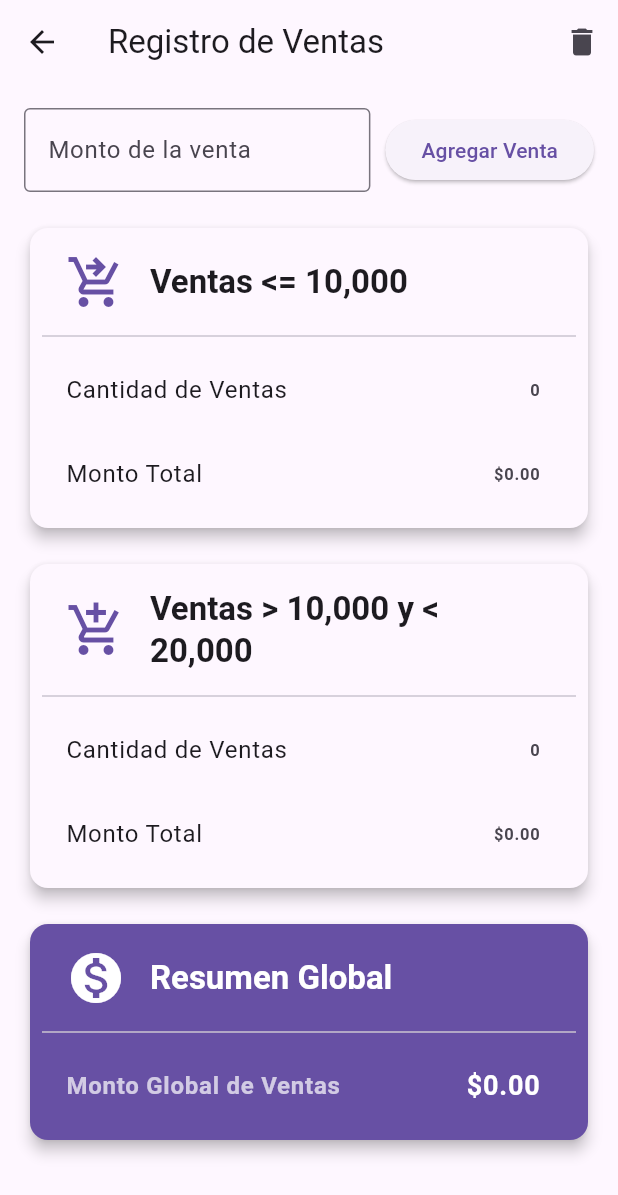
After one commit to alexnacato/DesarrolloMoviles, a Flutter app: the VentasView screen opened by its route, on a phone screen of 412 x 824 dp. The commit adds this screen. Shown: the top 1195 px of the screen. Run offline on Flutter 3.47's test engine with Material 3 defaults, Android fonts, the phone set to English and light mode, and no system bars.

Commit message:
Ejercicio 5 was added

```diff
--- /dev/null
+++ b/lib/Ejercicio5_ventas/Controlador/ventasController.dart
@@ -0,0 +1,46 @@
+
+import '../Modelo/ventasModelo.dart';
+
+class VentasController {
+  final List<double> _ventas = [];
+  ReporteVentas _reporte = ReporteVentas();
+
+  ReporteVentas get reporte => _reporte;
+
+  void agregarVenta(double monto) {
+    _ventas.add(monto);
+    _calcularReporte();
+  }
+
+  void _calcularReporte() {
+    int cantidadMenorOIgual10k = 0;
+    double montoMenorOIgual10k = 0;
+    int cantidadEntre10kY20k = 0;
+    double montoEntre10kY20k = 0;
+    double montoGlobal = 0;
+
+    for (var venta in _ventas) {
+      if (venta <= 10000) {
+        cantidadMenorOIgual10k++;
+        montoMenorOIgual10k += venta;
+      } else if (venta > 10000 && venta < 20000) {
+        cantidadEntre10kY20k++;
+        montoEntre10kY20k += venta;
+      }
+      montoGlobal += venta;
+    }
+
+    _reporte = ReporteVentas(
+      cantidadVentasMenorOIgual10k: cantidadMenorOIgual10k,
+      montoVentasMenorOIgual10k: montoMenorOIgual10k,
+      cantidadVentasEntre10kY20k: cantidadEntre10kY20k,
+      montoVentasEntre10kY20k: montoEntre10kY20k,
+      montoGlobal: montoGlobal,
+    );
+  }
+
+  void limpiarVentas() {
+    _ventas.clear();
+    _reporte = ReporteVentas();
+  }
+}
--- /dev/null
+++ b/lib/Ejercicio5_ventas/Modelo/ventasModelo.dart
@@ -0,0 +1,15 @@
+class ReporteVentas {
+  final int cantidadVentasMenorOIgual10k;
+  final double montoVentasMenorOIgual10k;
+  final int cantidadVentasEntre10kY20k;
+  final double montoVentasEntre10kY20k;
+  final double montoGlobal;
+
+  ReporteVentas({
+    this.cantidadVentasMenorOIgual10k = 0,
+    this.montoVentasMenorOIgual10k = 0.0,
+    this.cantidadVentasEntre10kY20k = 0,
+    this.montoVentasEntre10kY20k = 0.0,
+    this.montoGlobal = 0.0,
+  });
+}
--- /dev/null
+++ b/lib/Ejercicio5_ventas/Vista/Widgets/Atoms/button.dart
@@ -0,0 +1,21 @@
+
+import 'package:flutter/material.dart';
+
+class Button extends StatelessWidget {
+  final String text;
+  final VoidCallback onPressed;
+
+  const Button({
+    Key? key,
+    required this.text,
+    required this.onPressed,
+  }) : super(key: key);
+
+  @override
+  Widget build(BuildContext context) {
+    return ElevatedButton(
+      onPressed: onPressed,
+      child: Text(text),
+    );
+  }
+}
--- /dev/null
+++ b/lib/Ejercicio5_ventas/Vista/Widgets/Atoms/inputField.dart
@@ -0,0 +1,28 @@
+
+import 'package:flutter/material.dart';
+
+class InputField extends StatelessWidget {
+  final TextEditingController controller;
+  final String labelText;
+  final Function(String) onChanged;
+
+  const InputField({
+    Key? key,
+    required this.controller,
+    required this.labelText,
+    required this.onChanged,
+  }) : super(key: key);
+
+  @override
+  Widget build(BuildContext context) {
+    return TextField(
+      controller: controller,
+      keyboardType: TextInputType.number,
+      decoration: InputDecoration(
+        labelText: labelText,
+        border: OutlineInputBorder(),
+      ),
+      onChanged: onChanged,
+    );
+  }
+}
--- /dev/null
+++ b/lib/Ejercicio5_ventas/Vista/Widgets/Molecules/addSaleForm.dart
@@ -0,0 +1,37 @@
+
+import 'package:flutter/material.dart';
+import '../Atoms/inputField.dart';
+import '../Atoms/button.dart';
+
+class AddSaleForm extends StatelessWidget {
+  final TextEditingController controller;
+  final Function(String) onChanged;
+  final VoidCallback onAddSalePressed;
+
+  const AddSaleForm({
+    Key? key,
+    required this.controller,
+    required this.onChanged,
+    required this.onAddSalePressed,
+  }) : super(key: key);
+
+  @override
+  Widget build(BuildContext context) {
+    return Row(
+      children: [
+        Expanded(
+          child: InputField(
+            controller: controller,
+            labelText: 'Monto de la venta',
+            onChanged: onChanged,
+          ),
+        ),
+        const SizedBox(width: 10),
+        Button(
+          text: 'Agregar Venta',
+          onPressed: onAddSalePressed,
+        ),
+      ],
+    );
+  }
+}
--- /dev/null
+++ b/lib/Ejercicio5_ventas/Vista/Widgets/Organisms/salesReport.dart
@@ -0,0 +1,102 @@
+import 'package:flutter/material.dart';
+import '../../../Modelo/ventasModelo.dart';
+
+class SalesReport extends StatelessWidget {
+  final ReporteVentas report;
+
+  const SalesReport({Key? key, required this.report}) : super(key: key);
+
+  @override
+  Widget build(BuildContext context) {
+    return Expanded(
+      child: SingleChildScrollView(
+        child: Column(
+          crossAxisAlignment: CrossAxisAlignment.stretch,
+          children: [
+            _buildReportCard(
+              context: context,
+              title: 'Ventas <= 10,000',
+              icon: Icons.shopping_cart_checkout,
+              children: [
+                ListTile(
+                  title: const Text('Cantidad de Ventas'),
+                  trailing: Text(report.cantidadVentasMenorOIgual10k.toString(), style: const TextStyle(fontWeight: FontWeight.bold)),
+                ),
+                ListTile(
+                  title: const Text('Monto Total'),
+                  trailing: Text('\$${report.montoVentasMenorOIgual10k.toStringAsFixed(2)}', style: const TextStyle(fontWeight: FontWeight.bold)),
+                ),
+              ],
+            ),
+            const SizedBox(height: 16),
+            _buildReportCard(
+              context: context,
+              title: 'Ventas > 10,000 y < 20,000',
+              icon: Icons.add_shopping_cart,
+              children: [
+                ListTile(
+                  title: const Text('Cantidad de Ventas'),
+                  trailing: Text(report.cantidadVentasEntre10kY20k.toString(), style: const TextStyle(fontWeight: FontWeight.bold)),
+                ),
+                ListTile(
+                  title: const Text('Monto Total'),
+                  trailing: Text('\$${report.montoVentasEntre10kY20k.toStringAsFixed(2)}', style: const TextStyle(fontWeight: FontWeight.bold)),
+                ),
+              ],
+            ),
+            const SizedBox(height: 16),
+            _buildReportCard(
+              context: context,
+              title: 'Resumen Global',
+              icon: Icons.monetization_on,
+              isPrimary: true,
+              children: [
+                ListTile(
+                  title: const Text('Monto Global de Ventas', style: TextStyle(fontWeight: FontWeight.bold, color: Colors.white70)),
+                  trailing: Text(
+                    '\$${report.montoGlobal.toStringAsFixed(2)}',
+                    style: const TextStyle(fontWeight: FontWeight.bold, fontSize: 18, color: Colors.white),
+                  ),
+                ),
+              ],
+            ),
+          ],
+        ),
+      ),
+    );
+  }
+
+  Widget _buildReportCard({
+    required BuildContext context,
+    required String title,
+    required IconData icon,
+    required List<Widget> children,
+    bool isPrimary = false,
+  }) {
+    final theme = Theme.of(context);
+    return Card(
+      elevation: 4,
+      shape: RoundedRectangleBorder(borderRadius: BorderRadius.circular(12)),
+      color: isPrimary ? theme.primaryColor : theme.cardColor,
+      child: Padding(
+        padding: const EdgeInsets.all(8.0),
+        child: Column(
+          children: [
+            ListTile(
+              leading: Icon(icon, color: isPrimary ? Colors.white : theme.primaryColor, size: 40),
+              title: Text(
+                title,
+                style: theme.textTheme.titleLarge?.copyWith(
+                  fontWeight: FontWeight.bold,
+                  color: isPrimary ? Colors.white : theme.textTheme.titleLarge?.color,
+                ),
+              ),
+            ),
+            const Divider(),
+            ...children,
+          ],
+        ),
+      ),
+    );
+  }
+}
--- /dev/null
+++ b/lib/Ejercicio5_ventas/Vista/ventasView.dart
@@ -0,0 +1,65 @@
+
+import 'package:flutter/material.dart';
+import '../Controlador/ventasController.dart';
+import 'Widgets/Molecules/addSaleForm.dart';
+import 'Widgets/Organisms/salesReport.dart';
+
+class VentasView extends StatefulWidget {
+  @override
+  _VentasViewState createState() => _VentasViewState();
+}
+
+class _VentasViewState extends State<VentasView> {
+  final VentasController _controller = VentasController();
+  final TextEditingController _montoController = TextEditingController();
+
+  void _agregarVenta() {
+    final monto = double.tryParse(_montoController.text);
+    if (monto != null) {
+      setState(() {
+        _controller.agregarVenta(monto);
+      });
+      _montoController.clear();
+    } else {
+      // Mostrar un error si el monto no es válido
+      ScaffoldMessenger.of(context).showSnackBar(
+        const SnackBar(content: Text('Por favor, ingrese un monto válido.')),
+      );
+    }
+  }
+
+  void _limpiarVentas() {
+    setState(() {
+      _controller.limpiarVentas();
+    });
+  }
+
+  @override
+  Widget build(BuildContext context) {
+    return Scaffold(
+      appBar: AppBar(
+        title: const Text('Registro de Ventas'),
+        actions: [
+          IconButton(
+            icon: const Icon(Icons.delete),
+            onPressed: _limpiarVentas,
+          ),
+        ],
+      ),
+      body: Padding(
+        padding: const EdgeInsets.all(16.0),
+        child: Column(
+          children: [
+            AddSaleForm(
+              controller: _montoController,
+              onChanged: (value) {},
+              onAddSalePressed: _agregarVenta,
+            ),
+            const SizedBox(height: 20),
+            SalesReport(report: _controller.reporte),
+          ],
+        ),
+      ),
+    );
+  }
+}
--- a/lib/main.dart
+++ b/lib/main.dart
@@ -12,6 +12,7 @@ import 'Ejercicio2_Inversion/View/pagina_inversion.dart';
 import 'Ejercicio2_Inversion/View/pagina_resultado.dart';
 import 'Ejercio4_CajaRegistradora/Vista/datos_vista.dart';
 import 'Ejercio4_CajaRegistradora/Vista/resultado_vista.dart';
+import 'Ejercicio5_ventas/Vista/ventasView.dart';
 
 void main() {
   // Crear el modelo y controlador para Ejercicio 3
@@ -54,6 +55,7 @@ class MyApp extends StatelessWidget {
         ),
         '/ingresoCajaRegistradora': (context) =>  datosVista(),
         '/cajaRegistradoResultado': (context) =>  ResultadoVista(),
+        '/ventas': (context) => VentasView(),
       },
     );
   }
@@ -89,6 +91,11 @@ class PaginaMenu extends StatelessWidget {
               onPressed: () => Navigator.pushNamed(context, '/ingresoCajaRegistradora'),
               child: const Text('Ejercicio 4: Caja Registradora'),
             ),
+            const SizedBox(height: 20),
+            ElevatedButton(
+              onPressed: () => Navigator.pushNamed(context, '/ventas'),
+              child: const Text('Ejercicio 5: Ventas'),
+            ),
           ],
         ),
       ),
```
